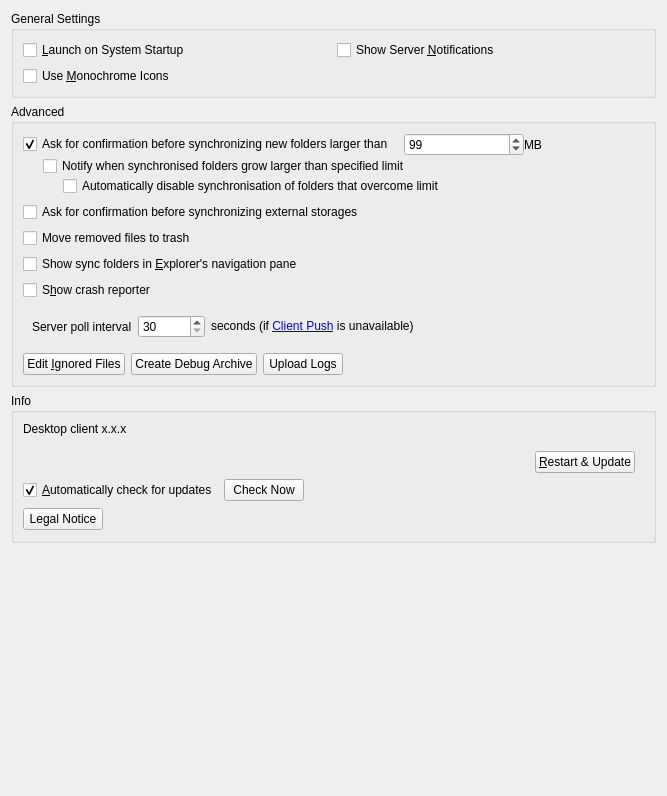
Old version of the form src/gui/generalsettings.ui in the repository filesfm/Sync.
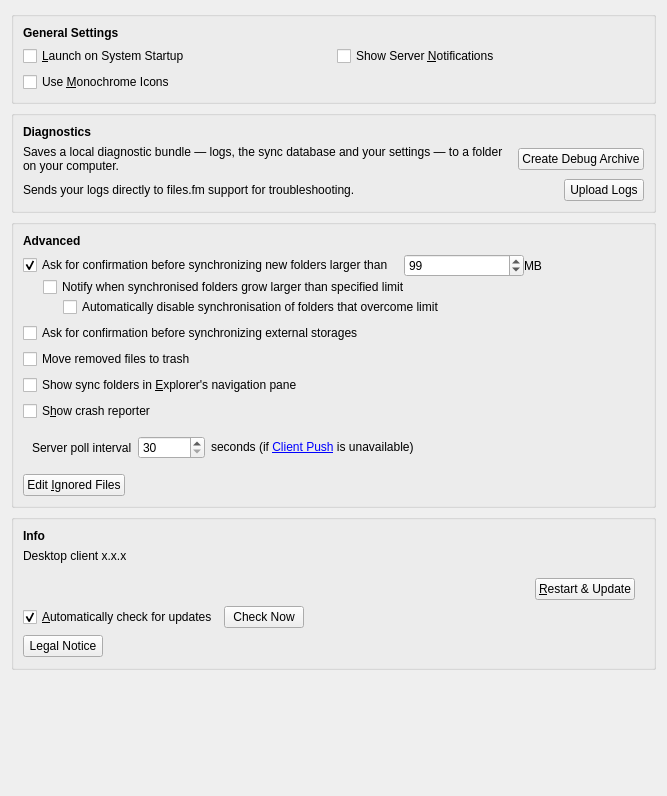
New version of the form.

Commit message: fix(gui): give Upload Logs and Create Debug Archive a findable home in Settings

```diff
--- a/src/gui/generalsettings.ui
+++ b/src/gui/generalsettings.ui
@@ -16,18 +16,27 @@
   <layout class="QGridLayout" name="gridLayout_3">
    <item row="0" column="0">
     <widget class="QGroupBox" name="generalGroupBox">
-     <property name="title">
-      <string>General Settings</string>
-     </property>
      <layout class="QGridLayout" name="gridLayout_2">
-      <item row="0" column="0">
+      <item row="0" column="0" colspan="2">
+       <widget class="QLabel" name="generalGroupBoxTitleLabel">
+        <property name="font">
+         <font>
+          <bold>true</bold>
+         </font>
+        </property>
+        <property name="text">
+         <string>General Settings</string>
+        </property>
+       </widget>
+      </item>
+      <item row="1" column="0">
        <widget class="QCheckBox" name="autostartCheckBox">
         <property name="text">
          <string>&amp;Launch on System Startup</string>
         </property>
        </widget>
       </item>
-      <item row="1" column="0">
+      <item row="2" column="0">
        <widget class="QCheckBox" name="monoIconsCheckBox">
         <property name="toolTip">
          <string>For System Tray</string>
@@ -37,7 +46,7 @@
         </property>
        </widget>
       </item>
-      <item row="0" column="1">
+      <item row="1" column="1">
        <widget class="QCheckBox" name="serverNotificationsCheckBox">
         <property name="text">
          <string>Show Server &amp;Notifications</string>
@@ -48,11 +57,106 @@
     </widget>
    </item>
    <item row="1" column="0">
+    <widget class="QGroupBox" name="diagnosticsGroupBox">
+     <layout class="QVBoxLayout" name="verticalLayout_diagnostics">
+      <item>
+       <widget class="QLabel" name="diagnosticsGroupBoxTitleLabel">
+        <property name="font">
+         <font>
+          <bold>true</bold>
+         </font>
+        </property>
+        <property name="text">
+         <string>Diagnostics</string>
+        </property>
+       </widget>
+      </item>
+      <item>
+       <layout class="QHBoxLayout" name="horizontalLayout_debugArchive" stretch="1,0">
+        <item>
+         <layout class="QVBoxLayout" name="verticalLayout_debugArchiveText">
+          <property name="spacing">
+           <number>2</number>
+          </property>
+          <item>
+           <widget class="QLabel" name="debugArchiveDescriptionLabel">
+            <property name="text">
+             <string>Saves a local diagnostic bundle — logs, the sync database and your settings — to a folder on your computer.</string>
+            </property>
+            <property name="wordWrap">
+             <bool>true</bool>
+            </property>
+           </widget>
+          </item>
+         </layout>
+        </item>
+        <item>
+         <widget class="QPushButton" name="debugArchiveButton">
+          <property name="sizePolicy">
+           <sizepolicy hsizetype="Fixed" vsizetype="Fixed">
+            <horstretch>0</horstretch>
+            <verstretch>0</verstretch>
+           </sizepolicy>
+          </property>
+          <property name="text">
+           <string>Create Debug Archive</string>
+          </property>
+         </widget>
+        </item>
+       </layout>
+      </item>
+      <item>
+       <layout class="QHBoxLayout" name="horizontalLayout_uploadLogs" stretch="1,0">
+        <item>
+         <layout class="QVBoxLayout" name="verticalLayout_uploadLogsText">
+          <property name="spacing">
+           <number>2</number>
+          </property>
+          <item>
+           <widget class="QLabel" name="uploadLogsDescriptionLabel">
+            <property name="text">
+             <string>Sends your logs directly to files.fm support for troubleshooting.</string>
+            </property>
+            <property name="wordWrap">
+             <bool>true</bool>
+            </property>
+           </widget>
+          </item>
+         </layout>
+        </item>
+        <item>
+         <widget class="QPushButton" name="uploadLogsButton">
+          <property name="sizePolicy">
+           <sizepolicy hsizetype="Fixed" vsizetype="Fixed">
+            <horstretch>0</horstretch>
+            <verstretch>0</verstretch>
+           </sizepolicy>
+          </property>
+          <property name="text">
+           <string>Upload Logs</string>
+          </property>
+         </widget>
+        </item>
+       </layout>
+      </item>
+     </layout>
+    </widget>
+   </item>
+   <item row="2" column="0">
     <widget class="QGroupBox" name="groupBox">
-     <property name="title">
-      <string>Advanced</string>
-     </property>
      <layout class="QVBoxLayout" name="verticalLayout">
+      <item>
+       <widget class="QLabel" name="groupBoxTitleLabel">
+        <property name="font">
+         <font>
+          <bold>true</bold>
+         </font>
+        </property>
+        <property name="text">
+         <string>Advanced</string>
+        </property>
+       </widget>
+      </item>
       <item>
        <layout class="QVBoxLayout" name="verticalLayout_4">
         <property name="spacing">
@@ -275,20 +379,6 @@
           </property>
          </widget>
         </item>
-        <item>
-         <widget class="QPushButton" name="debugArchiveButton">
-          <property name="text">
-           <string>Create Debug Archive</string>
-          </property>
-         </widget>
-        </item>
-        <item>
-         <widget class="QPushButton" name="uploadLogsButton">
-          <property name="text">
-           <string>Upload Logs</string>
-          </property>
-         </widget>
-        </item>
         <item>
          <spacer name="horizontalSpacer_4">
           <property name="orientation">
@@ -307,15 +397,24 @@
      </layout>
     </widget>
    </item>
-   <item row="2" column="0">
+   <item row="3" column="0">
     <widget class="QGroupBox" name="aboutAndUpdatesGroupBox">
-     <property name="title">
-      <string>Info</string>
-     </property>
      <layout class="QVBoxLayout" name="verticalLayout_3">
       <property name="bottomMargin">
        <number>10</number>
       </property>
+      <item>
+       <widget class="QLabel" name="aboutAndUpdatesGroupBoxTitleLabel">
+        <property name="font">
+         <font>
+          <bold>true</bold>
+         </font>
+        </property>
+        <property name="text">
+         <string>Info</string>
+        </property>
+       </widget>
+      </item>
       <item>
        <widget class="QLabel" name="infoAndUpdatesLabel">
         <property name="sizePolicy">
```
